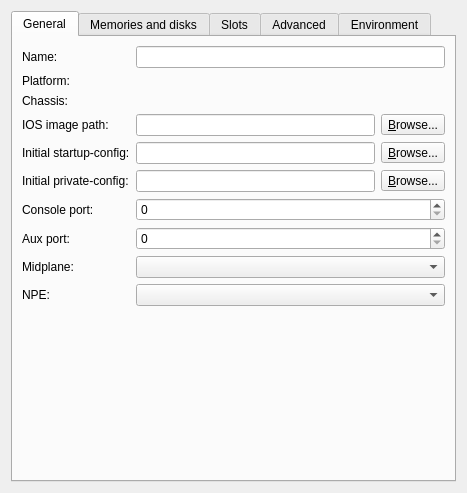
Old version of the form gns3/modules/dynamips/ui/ios_router_configuration_page.ui in the repository GNS3/gns3-gui.
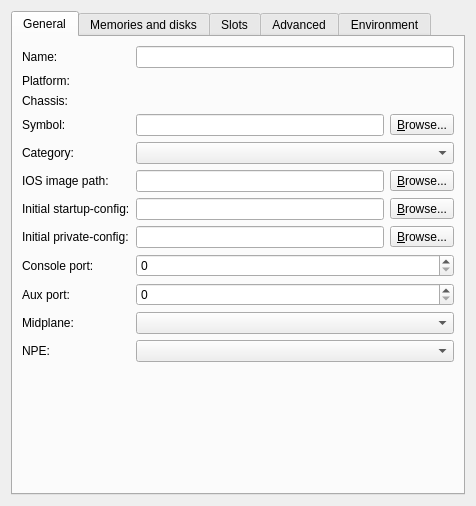
New version of the form.

Commit message: Support for custom symbols. Still some work to do on the QGraphicsEffect. Implements #388.

Diff of the .ui file:
```diff
--- a/gns3/modules/dynamips/ui/ios_router_configuration_page.ui
+++ b/gns3/modules/dynamips/ui/ios_router_configuration_page.ui
@@ -6,8 +6,8 @@
    <rect>
     <x>0</x>
     <y>0</y>
-    <width>467</width>
-    <height>493</height>
+    <width>476</width>
+    <height>506</height>
    </rect>
   </property>
   <property name="windowTitle">
@@ -34,42 +34,42 @@
        <item row="0" column="1">
         <widget class="QLineEdit" name="uiNameLineEdit"/>
        </item>
-       <item row="1" column="0">
+       <item row="3" column="0">
         <widget class="QLabel" name="uiPlatformLabel">
          <property name="text">
           <string>Platform:</string>
          </property>
         </widget>
        </item>
-       <item row="1" column="1">
+       <item row="3" column="1">
         <widget class="QLabel" name="uiPlatformTextLabel">
          <property name="text">
           <string/>
          </property>
         </widget>
        </item>
-       <item row="2" column="0">
+       <item row="4" column="0">
         <widget class="QLabel" name="uiChassisLabel">
          <property name="text">
           <string>Chassis:</string>
          </property>
         </widget>
        </item>
-       <item row="2" column="1">
+       <item row="4" column="1">
         <widget class="QLabel" name="uiChassisTextLabel">
          <property name="text">
           <string/>
          </property>
         </widget>
        </item>
-       <item row="3" column="0">
+       <item row="8" column="0">
         <widget class="QLabel" name="uiIOSImageLabel">
          <property name="text">
           <string>IOS image path:</string>
          </property>
         </widget>
        </item>
-       <item row="3" column="1">
+       <item row="8" column="1">
         <layout class="QHBoxLayout" name="horizontalLayout_5">
          <item>
           <widget class="QLineEdit" name="uiIOSImageLineEdit"/>
@@ -86,14 +86,14 @@
          </item>
         </layout>
        </item>
-       <item row="4" column="0">
+       <item row="9" column="0">
         <widget class="QLabel" name="uiStartupConfigLabel">
          <property name="text">
           <string>Initial startup-config:</string>
          </property>
         </widget>
        </item>
-       <item row="4" column="1">
+       <item row="9" column="1">
         <layout class="QHBoxLayout" name="horizontalLayout_4">
          <item>
           <widget class="QLineEdit" name="uiStartupConfigLineEdit"/>
@@ -110,14 +110,14 @@
          </item>
         </layout>
        </item>
-       <item row="5" column="0">
+       <item row="10" column="0">
         <widget class="QLabel" name="uiPrivateConfigLabel">
          <property name="text">
           <string>Initial private-config:</string>
          </property>
         </widget>
        </item>
-       <item row="5" column="1">
+       <item row="10" column="1">
         <layout class="QHBoxLayout" name="horizontalLayout_6">
          <item>
           <widget class="QLineEdit" name="uiPrivateConfigLineEdit"/>
@@ -134,42 +134,42 @@
          </item>
         </layout>
        </item>
-       <item row="6" column="0">
+       <item row="13" column="0">
         <widget class="QLabel" name="uiConsolePortLabel">
          <property name="text">
           <string>Console port:</string>
          </property>
         </widget>
        </item>
-       <item row="6" column="1">
+       <item row="13" column="1">
         <widget class="QSpinBox" name="uiConsolePortSpinBox">
          <property name="maximum">
           <number>65535</number>
          </property>
         </widget>
        </item>
-       <item row="7" column="0">
+       <item row="14" column="0">
         <widget class="QLabel" name="uiAuxPortLabel">
          <property name="text">
           <string>Aux port:</string>
          </property>
         </widget>
        </item>
-       <item row="7" column="1">
+       <item row="14" column="1">
         <widget class="QSpinBox" name="uiAuxPortSpinBox">
          <property name="maximum">
           <number>65535</number>
          </property>
         </widget>
        </item>
-       <item row="8" column="0">
+       <item row="15" column="0">
         <widget class="QLabel" name="uiMidplaneLabel">
          <property name="text">
           <string>Midplane:</string>
          </property>
         </widget>
        </item>
-       <item row="8" column="1">
+       <item row="15" column="1">
         <widget class="QComboBox" name="uiMidplaneComboBox">
          <property name="enabled">
           <bool>true</bool>
@@ -182,14 +182,14 @@
          </property>
         </widget>
        </item>
-       <item row="9" column="0">
+       <item row="16" column="0">
         <widget class="QLabel" name="uiNPELabel">
          <property name="text">
           <string>NPE:</string>
          </property>
         </widget>
        </item>
-       <item row="10" column="1">
+       <item row="17" column="1">
         <spacer>
          <property name="orientation">
           <enum>Qt::Vertical</enum>
@@ -202,7 +202,7 @@
          </property>
         </spacer>
        </item>
-       <item row="9" column="1">
+       <item row="16" column="1">
         <widget class="QComboBox" name="uiNPEComboBox">
          <property name="enabled">
           <bool>true</bool>
@@ -215,6 +215,40 @@
          </property>
         </widget>
        </item>
+       <item row="5" column="0">
+        <widget class="QLabel" name="uiSymbolLabel">
+         <property name="text">
+          <string>Symbol:</string>
+         </property>
+        </widget>
+       </item>
+       <item row="5" column="1">
+        <layout class="QHBoxLayout" name="horizontalLayout_7">
+         <item>
+          <widget class="QLineEdit" name="uiSymbolLineEdit"/>
+         </item>
+         <item>
+          <widget class="QToolButton" name="uiSymbolToolButton">
+           <property name="text">
+            <string>&amp;Browse...</string>
+           </property>
+           <property name="toolButtonStyle">
+            <enum>Qt::ToolButtonTextOnly</enum>
+           </property>
+          </widget>
+         </item>
+        </layout>
+       </item>
+       <item row="6" column="0">
+        <widget class="QLabel" name="uiCategoryLabel">
+         <property name="text">
+          <string>Category:</string>
+         </property>
+        </widget>
+       </item>
+       <item row="6" column="1">
+        <widget class="QComboBox" name="uiCategoryComboBox"/>
+       </item>
       </layout>
      </widget>
      <widget class="QWidget" name="uiMemoriesPageWidget">
```
The commit also changes 34 other files.
